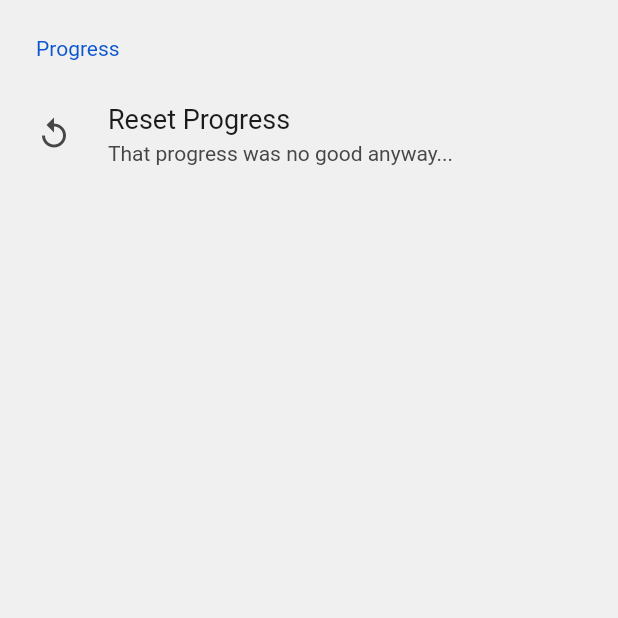
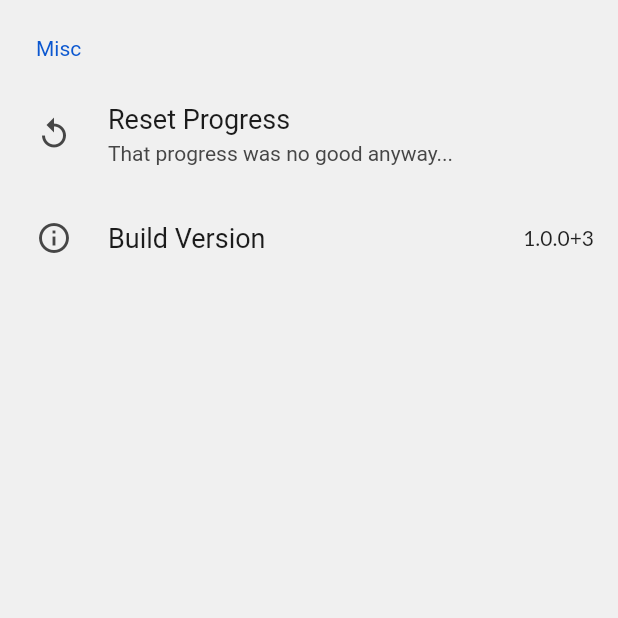
Before and after one commit to AlabasterAxe/color_game, a Flutter app: the SettingsView screen opened directly, after a tap on "Reset Progress", on a phone screen of 412 x 824 dp, the top half of it. Run offline on Flutter 3.47's test engine with Material 2 defaults, Android fonts, the phone set to English and light mode, and no system bars; drawn by our look-alikes of settings_ui; our stand-ins replace audioplayers, firebase_analytics, firebase_core, google_mobile_ads, package_info, shared_preferences and 1 more; accounts and stored records are empty; Roboto replaces fonts that are missing (Lato).

Commit message:
add the concept of users and settings

```diff
--- a/lib/model.dart
+++ b/lib/model.dart
@@ -4,6 +4,71 @@ import 'package:color_game/game/game-board.dart';
 import 'package:flutter/widgets.dart';
 
 import 'view-transform.dart';
+
+class Score {
+  final int score;
+  final DateTime date;
+  final String levelTag;
+  final int earnedStars;
+
+  Score(
+      {required this.score,
+      required this.date,
+      required this.levelTag,
+      required this.earnedStars});
+
+  factory Score.fromJson(Map<String, dynamic> json) {
+    return Score(
+        score: json["score"],
+        date: DateTime.parse(json["date"]),
+        levelTag: json["levelTag"],
+        earnedStars: json["earnedStars"]);
+  }
+
+  Map<String, dynamic> toJson() {
+    return {
+      "score": score,
+      "date": date.toIso8601String(),
+      "levelTag": levelTag,
+      "earnedStars": earnedStars,
+    };
+  }
+}
+
+class Settings {
+  final bool developerMode;
+  const Settings({this.developerMode = false});
+  factory Settings.fromJson(Map<String, dynamic> json) {
+    return Settings(developerMode: json["developerMode"] ?? false);
+  }
+
+  Map<String, dynamic> toJson() {
+    return {
+      "developerMode": this.developerMode,
+    };
+  }
+}
+
+class User {
+  // This is a read only list of attempts if you want to save a new attempt
+  // use the addScore shared prefs utility.
+  final Map<String, List<Score>> attempts;
+
+  final Settings settings;
+  User({this.settings = const Settings(), this.attempts = const {}});
+
+  Map<String, dynamic> toJson() {
+    return {
+      "settings": settings.toJson(),
+    };
+  }
+
+  factory User.fromJson(Map<String, dynamic> json,
+      {Map<String, List<Score>> attempts = const {}}) {
+    return User(
+        settings: Settings.fromJson(json["settings"]), attempts: attempts);
+  }
+}
 
 class TimerSpec {
   final Key key = UniqueKey();
--- a/lib/shared-pref-helper.dart
+++ b/lib/shared-pref-helper.dart
@@ -1,43 +1,17 @@
 import 'dart:convert';
 
-import 'package:flutter/widgets.dart';
 import 'package:shared_preferences/shared_preferences.dart';
 
+import 'model.dart';
+
 const String SCORES_KEY = "co.thkp.colorcollapse.scores";
-
-class Score {
-  final int score;
-  final DateTime date;
-  final String levelTag;
-  final int earnedStars;
-
-  Score(
-      {required this.score,
-      required this.date,
-      required this.levelTag,
-      required this.earnedStars});
-
-  factory Score.fromJson(Map<String, dynamic> json) {
-    return Score(
-        score: json["score"],
-        date: DateTime.parse(json["date"]),
-        levelTag: json["levelTag"],
-        earnedStars: json["earnedStars"]);
-  }
-
-  Map<String, dynamic> toJson() {
-    return {
-      "score": score,
-      "date": date.toIso8601String(),
-      "levelTag": levelTag,
-      "earnedStars": earnedStars,
-    };
-  }
-}
+const String USER_KEY = "co.thkp.colorcollapse.user";
 
 Future<void> addScore(
-    {required String levelTag, required int score, required int earnedStars}) {
-  return SharedPreferences.getInstance().then((prefs) {
+    {required String levelTag,
+    required int score,
+    required int earnedStars}) async {
+  SharedPreferences prefs = await SharedPreferences.getInstance();
   var scores = prefs.getStringList(SCORES_KEY);
   if (scores == null) {
     scores = [];
@@ -48,12 +22,11 @@ Future<void> addScore(
           levelTag: levelTag,
           earnedStars: earnedStars)
       .toJson())));
-    prefs.setStringList(SCORES_KEY, scores);
-  });
+  await prefs.setStringList(SCORES_KEY, scores);
 }
 
-Future<List<Score>> getScores([String? levelTag]) {
-  return SharedPreferences.getInstance().then((prefs) {
+Future<List<Score>> getScores([String? levelTag]) async {
+  SharedPreferences prefs = await SharedPreferences.getInstance();
   List<String>? scores = prefs.getStringList(SCORES_KEY);
   if (scores == null) {
     return [];
@@ -69,7 +42,28 @@ Future<List<Score>> getScores([String? levelTag]) {
       })
       .where((score) => score != null)
       .toList() as List<Score>;
+}
+
+Future<User> getUser() async {
+  SharedPreferences prefs = await SharedPreferences.getInstance();
+  String? userJsonString = prefs.getString(USER_KEY);
+  List<Score> attempts = await getScores();
+  Map<String, List<Score>> attemptMap =
+      attempts.fold({}, (Map<String, List<Score>> result, attempt) {
+    List<Score> attemptList = result.putIfAbsent(attempt.levelTag, () => []);
+    attemptList.add(attempt);
+    return result;
   });
+  if (userJsonString != null) {
+    return User.fromJson(json.decode(userJsonString), attempts: attemptMap);
+  }
+  return User();
+}
+
+Future<void> setUser(User user) async {
+  SharedPreferences prefs = await SharedPreferences.getInstance();
+
+  await prefs.setString(USER_KEY, json.encode(user.toJson()));
 }
 
 Future<void> clearSharedPrefs() async {
--- a/lib/views/settings-view.dart
+++ b/lib/views/settings-view.dart
@@ -1,20 +1,58 @@
+import 'dart:async';
+
 import 'package:flutter/material.dart';
 import 'package:flutter/widgets.dart';
 import 'package:settings_ui/settings_ui.dart';
+import 'package:package_info/package_info.dart';
 
+import '../model.dart';
 import '../shared-pref-helper.dart';
 
-class SettingsView extends StatelessWidget {
+const BUILD_NUMBER_TAPS_REQUIRED_TO_ENABLE_DEVELOPER_MODE = 10;
+
+class SettingsView extends StatefulWidget {
   const SettingsView({Key? key}) : super(key: key);
 
   @override
+  _SettingsViewState createState() => _SettingsViewState();
+}
+
+class _SettingsViewState extends State<SettingsView> {
+  Settings? settings;
+  Timer? _developerModeTapCoolOffTimer;
+  int _buildNumberTaps = 0;
+
+  @override
+  void initState() {
+    super.initState();
+    getUser().then((user) {
+      setState(() {
+        settings = user.settings;
+      });
+    });
+  }
+
+  Widget _getAppVersion() => FutureBuilder<PackageInfo>(
+      future: PackageInfo.fromPlatform(),
+      builder: (ctx, snap) {
+        switch (snap.connectionState) {
+          case ConnectionState.active:
+          case ConnectionState.waiting:
+          case ConnectionState.none:
+            return Text("loading...");
+          case ConnectionState.done:
+            return Text("${snap.data?.version}+${snap.data?.buildNumber}");
+          default:
+            return Text("That's classified");
+        }
+      });
+
+  @override
   Widget build(BuildContext context) {
-    return SettingsList(
-      // Whole setting Page
-      sections: [
+    List<SettingsSection> settingsSections = [
       SettingsSection(
         // Set of similar settings items
-          title: 'Progress',
+        title: 'Misc',
         tiles: [
           SettingsTile(
               // Single Setting item
@@ -24,9 +62,58 @@ class SettingsView extends StatelessWidget {
               onPressed: (_) {
                 clearSharedPrefs();
               }),
+          SettingsTile(
+              title: 'Build Version',
+              leading: Icon(Icons.info_outline),
+              trailing: _getAppVersion(),
+              onPressed: (_) {
+                if (_developerModeTapCoolOffTimer != null) {
+                  _developerModeTapCoolOffTimer!.cancel();
+                }
+                _buildNumberTaps += 1;
+                if (_buildNumberTaps >
+                        BUILD_NUMBER_TAPS_REQUIRED_TO_ENABLE_DEVELOPER_MODE &&
+                    !settings!.developerMode) {
+                  ScaffoldMessenger.of(context).showSnackBar(SnackBar(
+                    content: Text("You are now a developer!"),
+                  ));
+                  getUser().then((user) {
+                    setState(() {
+                      settings = Settings(developerMode: true);
+                      setUser(User(settings: settings!));
+                    });
+                  });
+                }
+                _developerModeTapCoolOffTimer = Timer(Duration(seconds: 1), () {
+                  _buildNumberTaps = 0;
+                });
+              }),
         ],
       ),
+    ];
+    if (settings != null && settings!.developerMode) {
+      settingsSections.add(SettingsSection(
+        title: "Developer",
+        tiles: [
+          SettingsTile(
+              title: "Leave Developer Mode",
+              leading: Icon(Icons.developer_mode),
+              onPressed: (_) {
+                getUser().then((user) {
+                  setState(() {
+                    settings = Settings(developerMode: false);
+                    setUser(User(settings: settings!));
+                  });
+                });
+              })
         ],
+      ));
+    }
+    return Scaffold(
+      body: SettingsList(
+        // Whole setting Page
+        sections: settingsSections,
+      ),
     );
   }
 }
--- a/lib/widgets/high-scores-dialog.dart
+++ b/lib/widgets/high-scores-dialog.dart
@@ -1,7 +1,7 @@
 import 'package:flutter/material.dart';
 import 'package:flutter/widgets.dart';
 
-import '../shared-pref-helper.dart';
+import '../model.dart';
 
 String _getAgoString(DateTime date) {
   DateTime now = DateTime.now();
--- a/pubspec.yaml
+++ b/pubspec.yaml
@@ -37,6 +37,7 @@ dependencies:
   firebase_analytics: ^7.0.1
   video_player: ^2.0.1
   settings_ui: ^0.6.0
+  package_info: ^2.0.0
 
 dependency_overrides:
   path_provider: ^2.0.1
```
Lines whose indentation alone changed are shown as unchanged.
